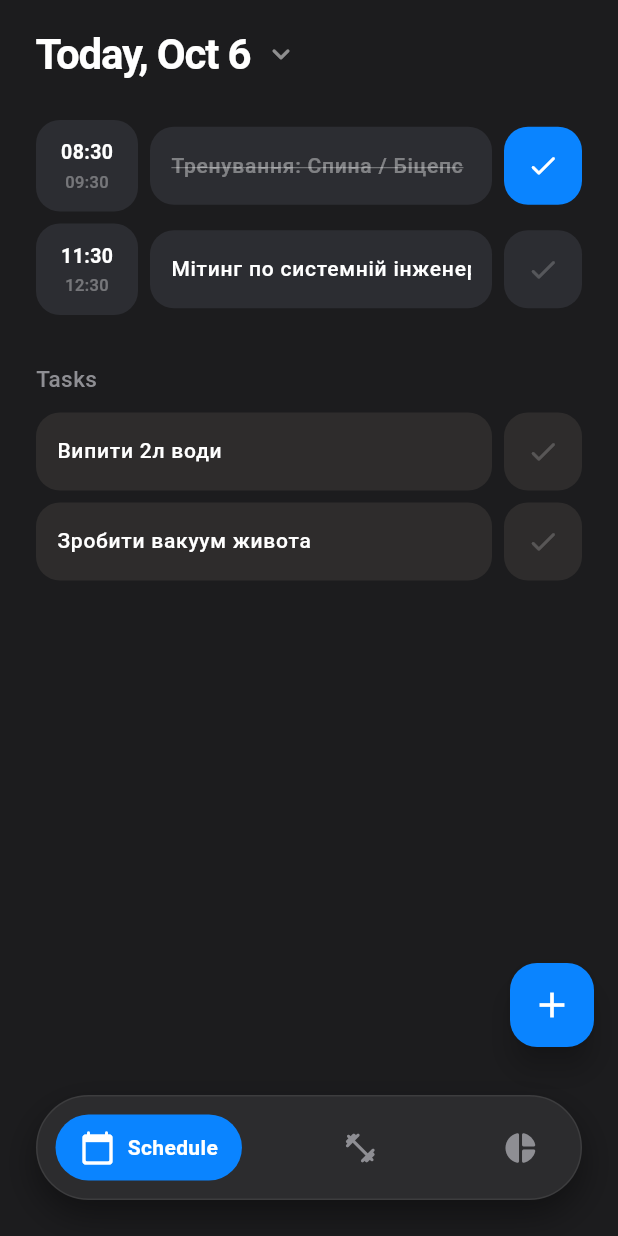
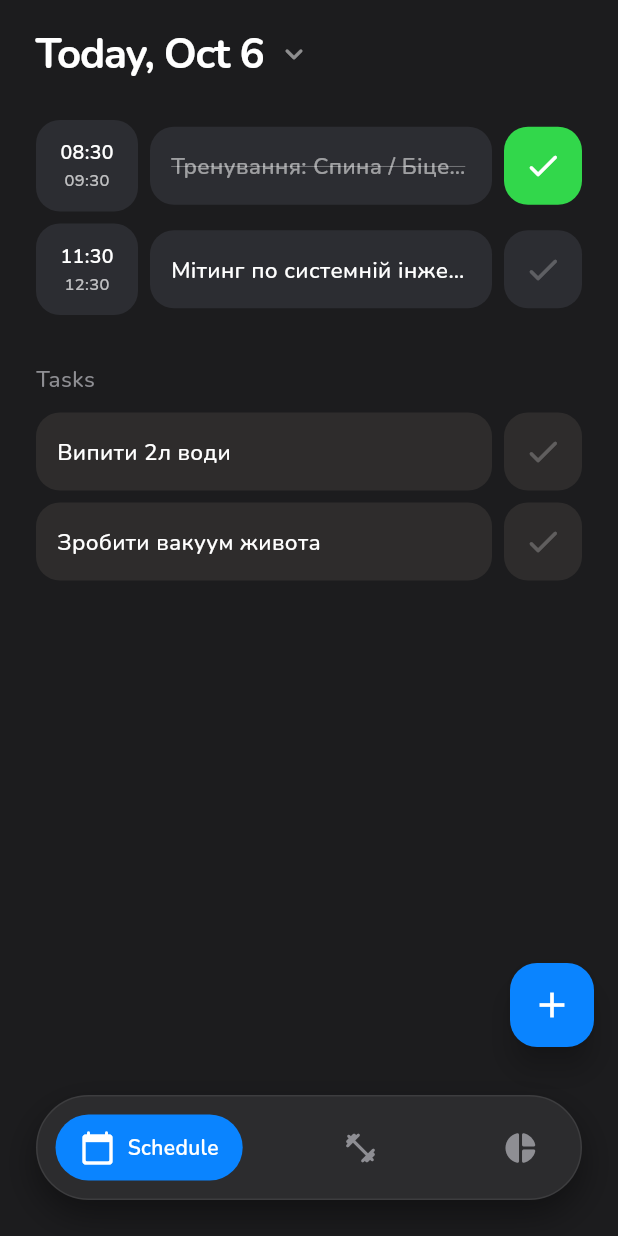
Before and after one commit to pauldidkovskyi/PressApp, a Flutter app: the screen it shows after launch, on a phone screen of 412 x 824 dp. Run offline on Flutter 3.47's test engine with Material 3 defaults, Android fonts, the phone set to English and light mode, and no system bars; drawn by our look-alikes of flutter_slidable; our stand-ins replace google_fonts.

Commit message:
swipe + design

```diff
--- a/lib/main.dart
+++ b/lib/main.dart
@@ -1,4 +1,5 @@
 import 'package:flutter/material.dart';
+import 'package:google_fonts/google_fonts.dart';
 import 'screens/schedule_screen.dart';
 
 void main() {
@@ -13,7 +14,9 @@ class MyApp extends StatelessWidget {
     return MaterialApp(
       debugShowCheckedModeBanner: false,
       theme: ThemeData(
+        brightness: Brightness.dark,
         scaffoldBackgroundColor: const Color(0xFF1C1C1E),
+        fontFamily: GoogleFonts.nunito().fontFamily,
       ),
       home: const MainShell(),
     );
@@ -48,10 +51,10 @@ class _MainShellState extends State<MainShell> {
           decoration: BoxDecoration(
             color: const Color(0xFF2C2C2E),
             borderRadius: BorderRadius.circular(40),
-            border: Border.all(color: Colors.white.withOpacity(0.08), width: 1),
+            border: Border.all(color: Colors.white.withValues(alpha: 0.08), width: 1),
             boxShadow: [
               BoxShadow(
-                color: Colors.black.withOpacity(0.4),
+                color: Colors.black.withValues(alpha: 0.4),
                 blurRadius: 20,
                 offset: const Offset(0, 10),
               ),
@@ -108,6 +111,7 @@ class _MainShellState extends State<MainShell> {
   }
 }
 
+// Тимчасові екрани
 class WorkoutScreen extends StatelessWidget {
   const WorkoutScreen({super.key});
   @override
--- a/lib/widgets/event_card.dart
+++ b/lib/widgets/event_card.dart
@@ -1,55 +1,22 @@
 import 'package:flutter/material.dart';
+import 'package:flutter_slidable/flutter_slidable.dart';
 import '../models/schedule_item.dart';
 
-class EventCard extends StatefulWidget {
+class EventCard extends StatelessWidget {
   final EventItem item;
   final VoidCallback onToggle;
-  final Function(String) onTitleChanged;
-  final VoidCallback onLongPress;
+  final VoidCallback onTap;
+  final VoidCallback onDelete;
+  final VoidCallback onReschedule;
 
   const EventCard({
     super.key,
     required this.item,
     required this.onToggle,
-    required this.onTitleChanged,
-    required this.onLongPress,
+    required this.onTap,
+    required this.onDelete,
+    required this.onReschedule,
   });
-
-  @override
-  State<EventCard> createState() => _EventCardState();
-}
-
-class _EventCardState extends State<EventCard> {
-  late TextEditingController _controller;
-
-  @override
-  void initState() {
-    super.initState();
-    _controller = TextEditingController(text: widget.item.title);
-    _checkAutoCompletion();
-  }
-
-  @override
-  void didUpdateWidget(covariant EventCard oldWidget) {
-    super.didUpdateWidget(oldWidget);
-    if (oldWidget.item.title != widget.item.title) {
-      _controller.text = widget.item.title;
-    }
-    _checkAutoCompletion();
-  }
-
-  @override
-  void dispose() {
-    _controller.dispose();
-    super.dispose();
-  }
-
-  void _checkAutoCompletion() {
-    final now = DateTime.now();
-    if (!widget.item.isCompleted && now.isAfter(widget.item.endTime)) {
-      widget.item.isCompleted = true;
-    }
-  }
 
   String _formatTime(DateTime time) {
     final hour = time.hour.toString().padLeft(2, '0');
@@ -59,19 +26,47 @@ class _EventCardState extends State<EventCard> {
 
   @override
   Widget build(BuildContext context) {
-    return GestureDetector(
-      onLongPress: widget.onLongPress,
-      behavior: HitTestBehavior.opaque,
-      child: Container(
-        margin: const EdgeInsets.only(bottom: 8),
-        child: Row(
+    final completed = item.isCompleted;
+
+    return Container(
+      margin: const EdgeInsets.only(bottom: 8),
+
+      child: Slidable(
+        key: ValueKey(item.id),
+        endActionPane: ActionPane(
+          motion: const BehindMotion(),
+          extentRatio: 0.45,
           children: [
-            _buildTimeBlock(),
             const SizedBox(width: 8),
-            Expanded(child: _buildTitleBlock()),
+            SlidableAction(
+              onPressed: (_) => onReschedule(),
+              backgroundColor: const Color(0xFFFF9F0A), // iOS Orange
+              foregroundColor: Colors.white,
+              icon: Icons.calendar_today_rounded,
+              borderRadius: BorderRadius.circular(16),
+            ),
             const SizedBox(width: 8),
-            _buildCheckBlock(),
+            SlidableAction(
+              onPressed: (_) => onDelete(),
+              backgroundColor: const Color(0xFFFF453A), // iOS Red
+              foregroundColor: Colors.white,
+              icon: Icons.delete_outline_rounded,
+              borderRadius: BorderRadius.circular(16),
+            ),
           ],
+        ),
+        child: GestureDetector(
+          onTap: onTap,
+          behavior: HitTestBehavior.opaque,
+          child: Row(
+            children: [
+              _buildTimeBlock(),
+              const SizedBox(width: 8),
+              Expanded(child: _buildTitleBlock(completed)),
+              const SizedBox(width: 8),
+              _buildCheckBlock(completed),
+            ],
+          ),
         ),
       ),
     );
@@ -89,7 +84,7 @@ class _EventCardState extends State<EventCard> {
         mainAxisSize: MainAxisSize.min,
         children: [
           Text(
-            _formatTime(widget.item.startTime),
+            _formatTime(item.startTime),
             style: const TextStyle(
               color: Colors.white,
               fontSize: 13,
@@ -98,9 +93,9 @@ class _EventCardState extends State<EventCard> {
           ),
           const SizedBox(height: 2),
           Text(
-            _formatTime(widget.item.endTime),
+            _formatTime(item.endTime),
             style: TextStyle(
-              color: Colors.white.withOpacity(0.35),
+              color: Colors.white70,
               fontSize: 11,
               fontWeight: FontWeight.w500,
             ),
@@ -110,7 +105,7 @@ class _EventCardState extends State<EventCard> {
     );
   }
 
-  Widget _buildTitleBlock() {
+  Widget _buildTitleBlock(bool completed) {
     return Container(
       padding: const EdgeInsets.symmetric(horizontal: 14, vertical: 4),
       height: 52,
@@ -119,41 +114,37 @@ class _EventCardState extends State<EventCard> {
         color: const Color(0xFF2C2D32),
         borderRadius: BorderRadius.circular(16),
       ),
-      child: TextField(
-        controller: _controller,
-        onChanged: widget.onTitleChanged,
+
+      child: Text(
+        item.title,
         style: TextStyle(
-          color: widget.item.isCompleted ? Colors.white.withOpacity(0.4) : Colors.white,
-          fontSize: 14,
+          color: completed ? Colors.white54 : Colors.white,
+          fontSize: 15,
           fontWeight: FontWeight.w500,
-          decoration: widget.item.isCompleted ? TextDecoration.lineThrough : null,
-          decorationColor: Colors.white.withOpacity(0.4),
+          decoration: completed ? TextDecoration.lineThrough : null,
+          decorationColor: Colors.white54,
         ),
-        decoration: const InputDecoration(
-          border: InputBorder.none,
-          isDense: true,
-          contentPadding: EdgeInsets.zero,
-        ),
+        maxLines: 1,
+        overflow: TextOverflow.ellipsis,
       ),
     );
   }
 
-  Widget _buildCheckBlock() {
-    final completed = widget.item.isCompleted;
+  Widget _buildCheckBlock(bool completed) {
     return GestureDetector(
-      onTap: widget.onToggle,
+      onTap: onToggle,
       behavior: HitTestBehavior.opaque,
       child: Container(
         width: 52,
         height: 52,
         decoration: BoxDecoration(
-          color: completed ? const Color(0xFF0A84FF) : const Color(0xFF2C2D32),
+          color: completed ? const Color(0xFF32D74B) : const Color(0xFF2C2D32),
           borderRadius: BorderRadius.circular(16),
         ),
         child: Icon(
           Icons.check_rounded,
-          color: completed ? Colors.white : Colors.white.withOpacity(0.2),
-          size: 22,
+          color: completed ? Colors.white : Colors.white24,
+          size: 26,
         ),
       ),
     );
--- a/lib/widgets/task_card.dart
+++ b/lib/widgets/task_card.dart
@@ -1,66 +1,69 @@
 import 'package:flutter/material.dart';
+import 'package:flutter_slidable/flutter_slidable.dart';
 import '../models/schedule_item.dart';
 
-class TaskCard extends StatefulWidget {
+class TaskCard extends StatelessWidget {
   final TaskItem item;
   final VoidCallback onToggle;
-  final Function(String) onTitleChanged;
-  final VoidCallback onLongPress;
+  final VoidCallback onTap;
+  final VoidCallback onDelete;
+  final VoidCallback onReschedule;
 
   const TaskCard({
     super.key,
     required this.item,
     required this.onToggle,
-    required this.onTitleChanged,
-    required this.onLongPress,
+    required this.onTap,
+    required this.onDelete,
+    required this.onReschedule,
   });
 
   @override
-  State<TaskCard> createState() => _TaskCardState();
-}
+  Widget build(BuildContext context) {
+    final completed = item.isCompleted;
 
-class _TaskCardState extends State<TaskCard> {
-  late TextEditingController _controller;
-
-  @override
-  void initState() {
-    super.initState();
-    _controller = TextEditingController(text: widget.item.title);
-  }
-
-  @override
-  void didUpdateWidget(covariant TaskCard oldWidget) {
-    super.didUpdateWidget(oldWidget);
-    if (oldWidget.item.title != widget.item.title) {
-      _controller.text = widget.item.title;
-    }
-  }
-
-  @override
-  void dispose() {
-    _controller.dispose();
-    super.dispose();
-  }
-
-  @override
-  Widget build(BuildContext context) {
-    return GestureDetector(
-      onLongPress: widget.onLongPress,
-      behavior: HitTestBehavior.opaque,
-      child: Container(
-        margin: const EdgeInsets.only(bottom: 8),
-        child: Row(
+    return Container(
+      margin: const EdgeInsets.only(bottom: 8),
+      child: Slidable(
+        key: ValueKey(item.id),
+        endActionPane: ActionPane(
+          motion: const BehindMotion(),
+          extentRatio: 0.45,
           children: [
-            Expanded(child: _buildTitleBlock()),
             const SizedBox(width: 8),
-            _buildCheckBlock(),
+            SlidableAction(
+              onPressed: (_) => onReschedule(),
+              backgroundColor: const Color(0xFFFF9F0A),
+              foregroundColor: Colors.white,
+              icon: Icons.calendar_today_rounded,
+              borderRadius: BorderRadius.circular(16),
+            ),
+            const SizedBox(width: 8),
+            SlidableAction(
+              onPressed: (_) => onDelete(),
+              backgroundColor: const Color(0xFFFF453A),
+              foregroundColor: Colors.white,
+              icon: Icons.delete_outline_rounded,
+              borderRadius: BorderRadius.circular(16),
+            ),
           ],
+        ),
+        child: GestureDetector(
+          onTap: onTap,
+          behavior: HitTestBehavior.opaque,
+          child: Row(
+            children: [
+              Expanded(child: _buildTitleBlock(completed)),
+              const SizedBox(width: 8),
+              _buildCheckBlock(completed),
+            ],
+          ),
         ),
       ),
     );
   }
 
-  Widget _buildTitleBlock() {
+  Widget _buildTitleBlock(bool completed) {
     return Container(
       padding: const EdgeInsets.symmetric(horizontal: 14, vertical: 4),
       height: 52,
@@ -69,41 +72,36 @@ class _TaskCardState extends State<TaskCard> {
         color: const Color(0xFF2E2C2C),
         borderRadius: BorderRadius.circular(16),
       ),
-      child: TextField(
-        controller: _controller,
-        onChanged: widget.onTitleChanged,
+      child: Text(
+        item.title,
         style: TextStyle(
-          color: widget.item.isCompleted ? Colors.white.withOpacity(0.4) : Colors.white,
-          fontSize: 14,
+          color: completed ? Colors.white54 : Colors.white,
+          fontSize: 15,
           fontWeight: FontWeight.w500,
-          decoration: widget.item.isCompleted ? TextDecoration.lineThrough : null,
-          decorationColor: Colors.white.withOpacity(0.4),
+          decoration: completed ? TextDecoration.lineThrough : null,
+          decorationColor: Colors.white54,
         ),
-        decoration: const InputDecoration(
-          border: InputBorder.none,
-          isDense: true,
-          contentPadding: EdgeInsets.zero,
-        ),
+        maxLines: 1,
+        overflow: TextOverflow.ellipsis,
       ),
     );
   }
 
-  Widget _buildCheckBlock() {
-    final completed = widget.item.isCompleted;
+  Widget _buildCheckBlock(bool completed) {
     return GestureDetector(
-      onTap: widget.onToggle,
+      onTap: onToggle,
       behavior: HitTestBehavior.opaque,
       child: Container(
         width: 52,
         height: 52,
         decoration: BoxDecoration(
-          color: completed ? const Color(0xFF0A84FF) : const Color(0xFF2E2C2C),
+          color: completed ? const Color(0xFF32D74B) : const Color(0xFF2E2C2C),
           borderRadius: BorderRadius.circular(16),
         ),
         child: Icon(
           Icons.check_rounded,
-          color: completed ? Colors.white : Colors.white.withOpacity(0.2),
-          size: 22,
+          color: completed ? Colors.white : Colors.white24,
+          size: 26,
         ),
       ),
     );
--- a/pubspec.yaml
+++ b/pubspec.yaml
@@ -34,6 +34,8 @@ dependencies:
   # The following adds the Cupertino Icons font to your application.
   # Use with the CupertinoIcons class for iOS style icons.
   cupertino_icons: ^1.0.8
+  google_fonts: ^9.0.0
+  flutter_slidable: ^4.0.3
 
 dev_dependencies:
   flutter_test:
```
Also changed, not shown: lib/screens/schedule_screen.dart (+23 -7 lines), lib/widgets/action_sheet.dart (+71 -0 lines), pubspec.lock, 2 other files.
